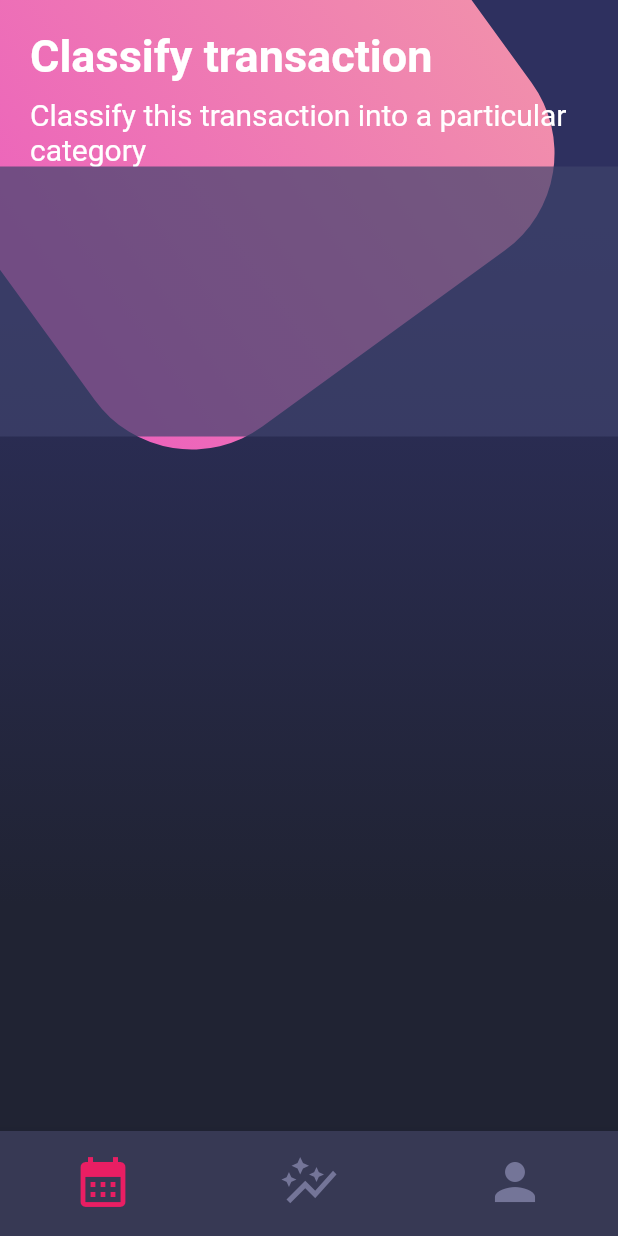
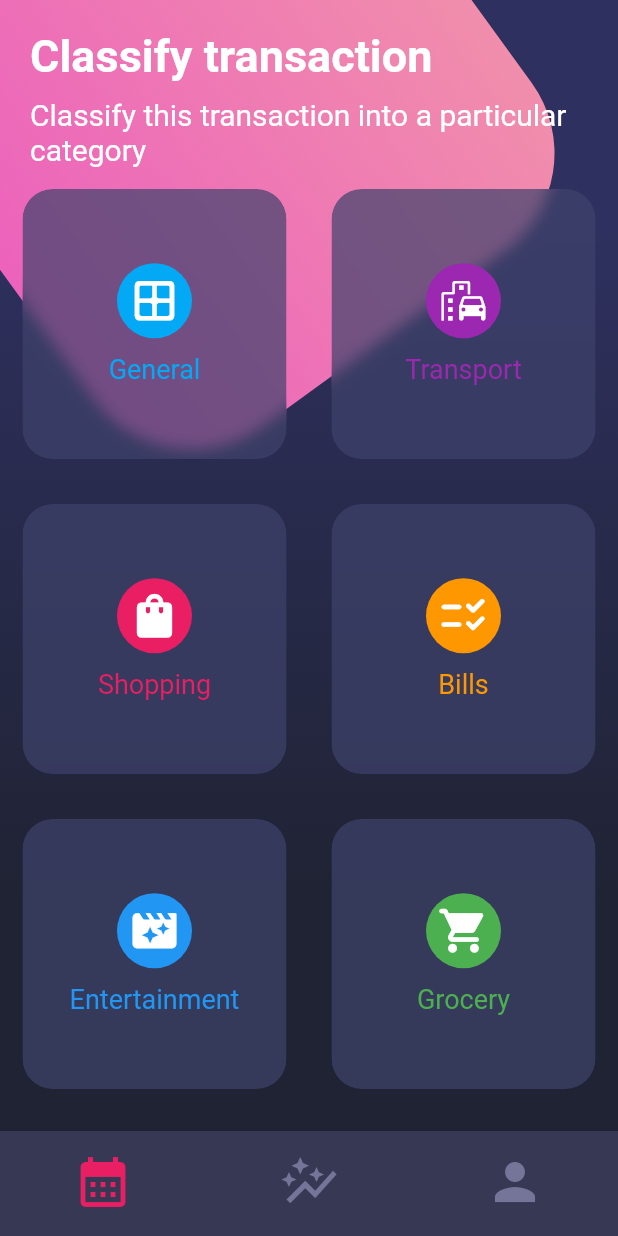
Before and after one commit to DonKames/flutter_disenos, a Flutter app: the screen it shows after launch, on a phone screen of 412 x 824 dp. Run offline on Flutter 3.47's test engine with Material 2 defaults, Android fonts, the phone set to English and light mode, and no system bars.

Commit message:
Curso Flutter Sección 8 Terminada

```diff
--- a/lib/main.dart
+++ b/lib/main.dart
@@ -15,8 +15,9 @@ class MyApp extends StatelessWidget {
     SystemChrome.setSystemUIOverlayStyle(SystemUiOverlayStyle.light);
     return MaterialApp(
       debugShowCheckedModeBanner: false,
+      initialRoute: 'home_screen',
       title: 'Material App',
-      initialRoute: 'home_screen',
+      theme: ThemeData.dark(),
       routes: {
         'basic_design': (_) => const BasicDesignScreen(),
         'scroll_screen': (_) => const ScrollScreen(),
--- a/lib/widgets/card_table.dart
+++ b/lib/widgets/card_table.dart
@@ -1,3 +1,5 @@
+import 'dart:ui';
+
 import 'package:flutter/material.dart';
 
 class CardTable extends StatelessWidget {
@@ -8,7 +10,64 @@ class CardTable extends StatelessWidget {
     return Table(
       children: const [
         TableRow(children: [
-          _SingleCard(),
+          _SingleCard(
+            icon: Icons.border_all_rounded,
+            text: 'General',
+            color: Colors.lightBlue,
+          ),
+          _SingleCard(
+            icon: Icons.emoji_transportation_rounded,
+            text: 'Transport',
+            color: Colors.purple,
+          ),
+        ]),
+        TableRow(children: [
+          _SingleCard(
+            icon: Icons.shopping_bag_rounded,
+            text: 'Shopping',
+            color: Colors.pink,
+          ),
+          _SingleCard(
+            icon: Icons.checklist_rtl_rounded,
+            text: 'Bills',
+            color: Colors.orange,
+          ),
+        ]),
+        TableRow(children: [
+          _SingleCard(
+            icon: Icons.movie_filter_rounded,
+            text: 'Entertainment',
+            color: Colors.blue,
+          ),
+          _SingleCard(
+            icon: Icons.local_grocery_store_rounded,
+            text: 'Grocery',
+            color: Colors.green,
+          ),
+        ]),
+        TableRow(children: [
+          _SingleCard(
+            icon: Icons.movie_filter_rounded,
+            text: 'Entertainment',
+            color: Colors.blue,
+          ),
+          _SingleCard(
+            icon: Icons.local_grocery_store_rounded,
+            text: 'Grocery',
+            color: Colors.green,
+          ),
+        ]),
+        TableRow(children: [
+          _SingleCard(
+            icon: Icons.movie_filter_rounded,
+            text: 'Entertainment',
+            color: Colors.blue,
+          ),
+          _SingleCard(
+            icon: Icons.local_grocery_store_rounded,
+            text: 'Grocery',
+            color: Colors.green,
+          ),
         ]),
       ],
     );
@@ -16,14 +75,67 @@ class CardTable extends StatelessWidget {
 }
 
 class _SingleCard extends StatelessWidget {
-  const _SingleCard({super.key});
+  final IconData icon;
+  final Color color;
+  final String text;
+
+  const _SingleCard({
+    super.key,
+    required this.icon,
+    required this.color,
+    required this.text,
+  });
+
+  @override
+  Widget build(BuildContext context) {
+    return _SingleCardBackground(
+      child: Column(
+        mainAxisAlignment: MainAxisAlignment.center,
+        children: [
+          CircleAvatar(
+            backgroundColor: color,
+            radius: 25,
+            child: Icon(
+              color: Colors.white,
+              icon,
+              size: 35,
+            ),
+          ),
+          const SizedBox(
+            height: 10,
+          ),
+          Text(text, style: TextStyle(color: color, fontSize: 18)),
+        ],
+      ),
+    );
+  }
+}
+
+class _SingleCardBackground extends StatelessWidget {
+  final Widget child;
+
+  const _SingleCardBackground({
+    super.key,
+    required this.child,
+  });
 
   @override
   Widget build(BuildContext context) {
     return Container(
-      height: 180,
-      decoration: const BoxDecoration(
-        color: Color.fromRGBO(62, 66, 107, 0.7),
+      margin: const EdgeInsets.all(15),
+      child: ClipRRect(
+        borderRadius: BorderRadius.circular(20),
+        child: BackdropFilter(
+          filter: ImageFilter.blur(sigmaX: 5, sigmaY: 5),
+          child: Container(
+            height: 180,
+            decoration: BoxDecoration(
+              color: const Color.fromRGBO(62, 66, 107, 0.7),
+              borderRadius: BorderRadius.circular(20),
+            ),
+            child: child,
+          ),
+        ),
       ),
     );
   }
```
